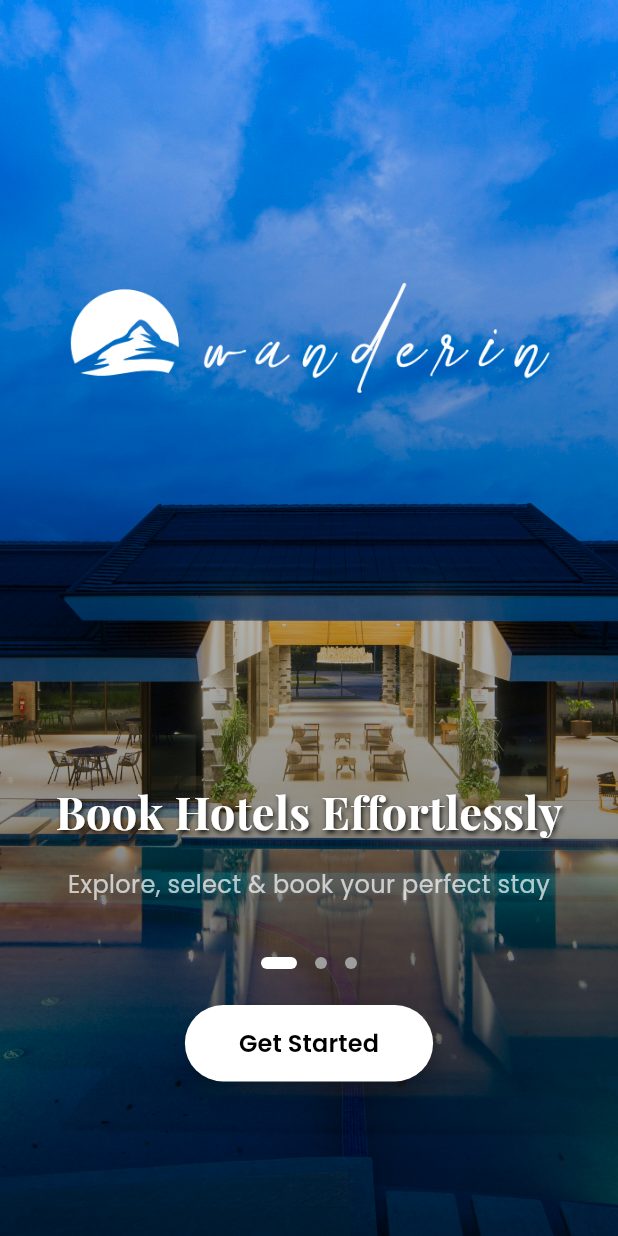
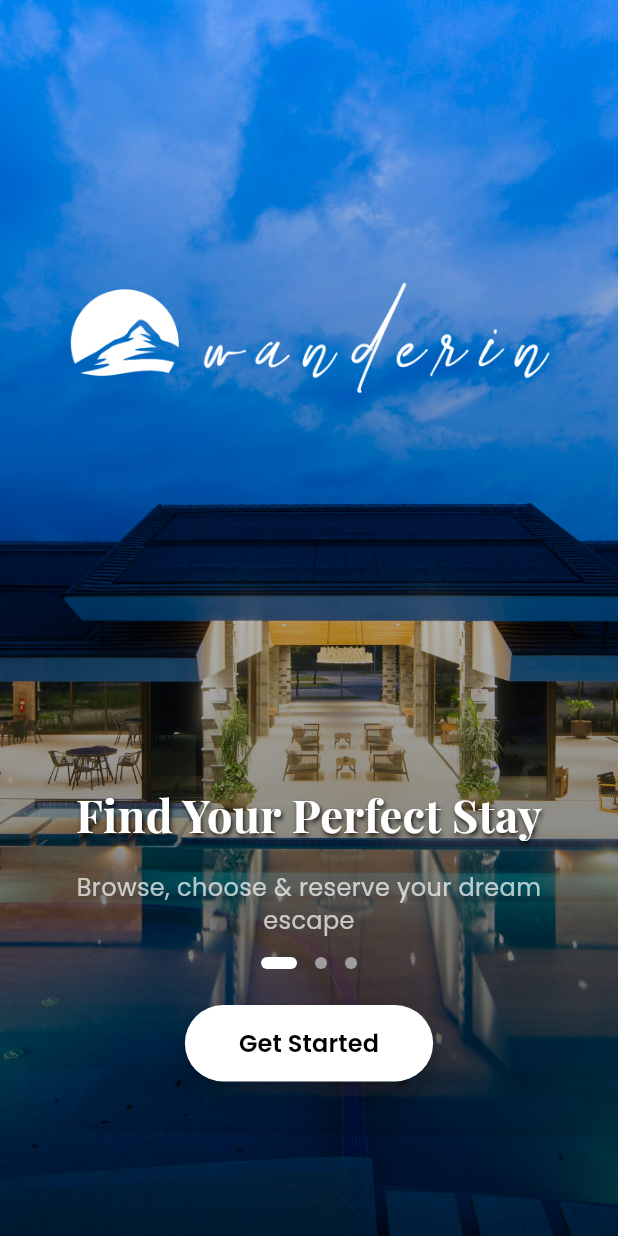
Before and after one commit to kartikkumarofficial/WanderIn, a Flutter app: the screen it shows after launch, on a phone screen of 412 x 824 dp. Run offline on Flutter 3.47's test engine with Material 3 defaults, Android fonts, the phone set to English and light mode, and no system bars; drawn by our look-alikes of carousel_slider; our stand-ins replace cached_network_image, cloud_firestore, firebase_auth, firebase_core, font_awesome_flutter, google_fonts and 1 more; accounts and stored records are empty.

Commit message:
onboardingscreen

```diff
--- a/lib/presentation/screens/OnboardingScreen.dart
+++ b/lib/presentation/screens/OnboardingScreen.dart
@@ -14,18 +14,18 @@ class _OnboardingScreenState extends State<OnboardingScreen> {
 
   final List<Map<String, String>> onboardingData = [
     {
-      "title": "Book Hotels Effortlessly",
-      "subtitle": "Explore, select & book your perfect stay",
+      "title": "Find Your Perfect Stay",
+      "subtitle": "Browse, choose & reserve your dream escape",
       "image": "assets/carousel1.jpg"
     },
     {
-      "title": "Services Made Simple",
-      "subtitle": "Reserve spa, activities, and guides easily",
-      "image": "assets/carousel2.jpg"
+      "title": "More Than Just Stays",
+      "subtitle": "Book curated experiences, guided tours, wellness packages, and local services — all in one place",
+      "image": "assets/carousel4.png"
     },
     {
-      "title": "All in One App",
-      "subtitle": "Travel planning simplified in WanderIn",
+      "title": "Share your space",
+      "subtitle": "List your space or service, manage bookings, and earn effortlessly.",
       "image": "assets/carousel3.png"
     },
   ];
@@ -43,7 +43,7 @@ class _OnboardingScreenState extends State<OnboardingScreen> {
             options: CarouselOptions(
               height: srcheight,
               autoPlay: true,
-              autoPlayInterval: const Duration(seconds: 4),
+              autoPlayInterval: const Duration(seconds: 5),
               viewportFraction: 1,
               onPageChanged: (index, reason) {
                 setState(() => currentIndex = index);
@@ -76,7 +76,7 @@ class _OnboardingScreenState extends State<OnboardingScreen> {
                       padding: const EdgeInsets.symmetric(horizontal: 32),
                       child: Column(
                         children: [
-                          SizedBox(height: srcheight * 0.63),
+                          SizedBox(height: srcheight * 0.633),
                           Text(
                             item["title"]!,
                             textAlign: TextAlign.center,
```
Also changed, not shown: assets/carousel3.png, assets/carousel4.png (added).
